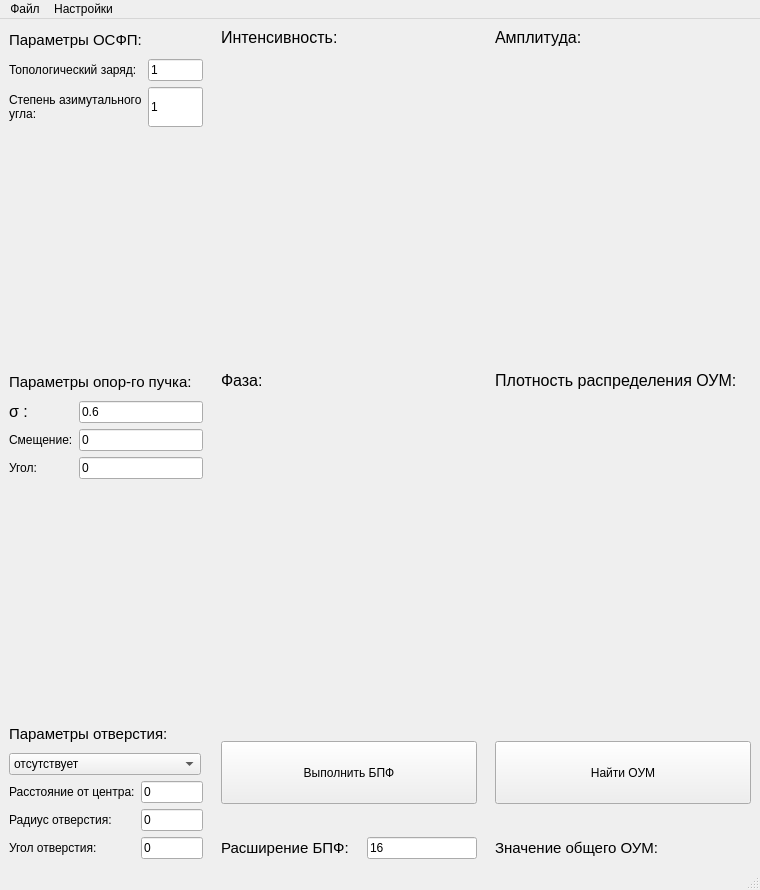
Laufinsconsca/vortex-processing, file mainwindow.ui: the form before one commit.
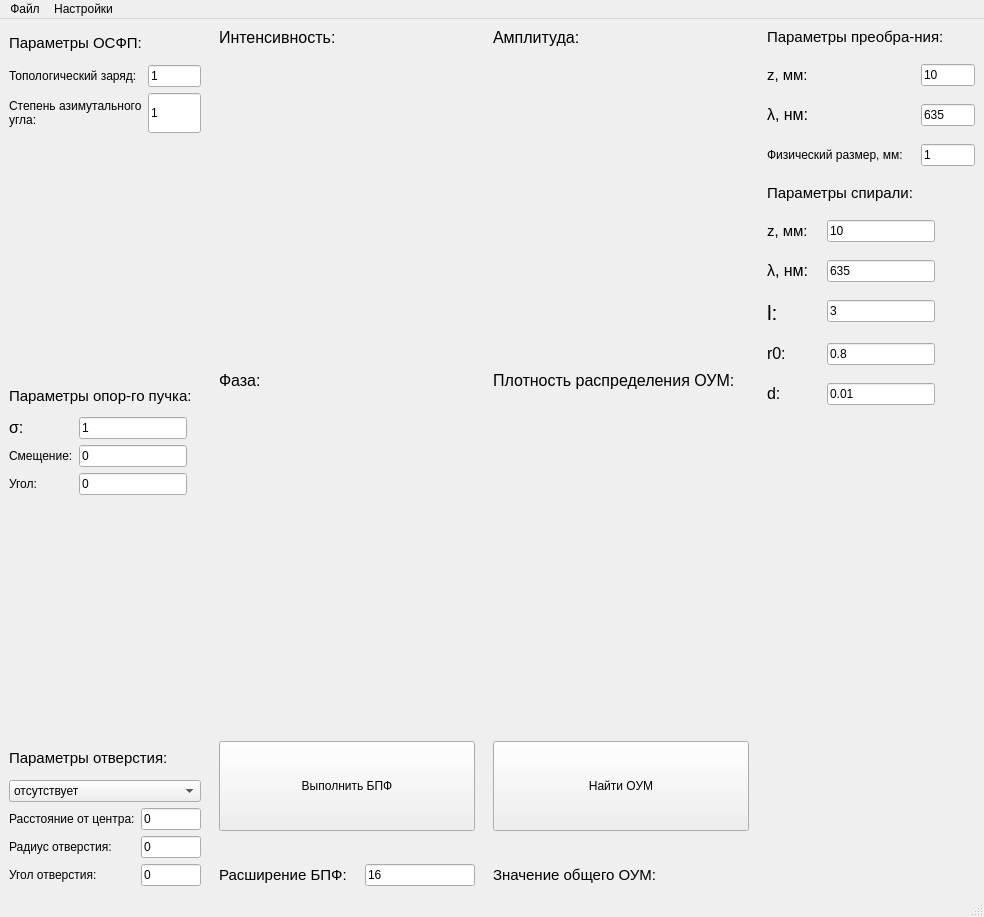
The form after the commit. Icons and pictures are not drawn.

The edit to the form file:
```diff
--- a/mainwindow.ui
+++ b/mainwindow.ui
@@ -6,20 +6,26 @@
    <rect>
     <x>0</x>
     <y>0</y>
-    <width>760</width>
-    <height>890</height>
+    <width>984</width>
+    <height>917</height>
    </rect>
   </property>
+  <property name="sizePolicy">
+   <sizepolicy hsizetype="Preferred" vsizetype="Preferred">
+    <horstretch>0</horstretch>
+    <verstretch>0</verstretch>
+   </sizepolicy>
+  </property>
   <property name="minimumSize">
    <size>
-    <width>760</width>
+    <width>984</width>
     <height>890</height>
    </size>
   </property>
   <property name="maximumSize">
    <size>
-    <width>760</width>
-    <height>890</height>
+    <width>984</width>
+    <height>917</height>
    </size>
   </property>
   <property name="windowTitle">
@@ -38,7 +44,7 @@
    <property name="autoFillBackground">
     <bool>false</bool>
    </property>
-   <layout class="QHBoxLayout" name="horizontalLayout" stretch="1,5">
+   <layout class="QHBoxLayout" name="horizontalLayout" stretch="1,5,0,0">
     <property name="spacing">
      <number>18</number>
     </property>
@@ -53,6 +59,9 @@
       <property name="spacing">
        <number>6</number>
       </property>
+      <property name="sizeConstraint">
+       <enum>QLayout::SetMinimumSize</enum>
+      </property>
       <property name="leftMargin">
        <number>0</number>
       </property>
@@ -64,6 +73,12 @@
           <verstretch>0</verstretch>
          </sizepolicy>
         </property>
+        <property name="minimumSize">
+         <size>
+          <width>192</width>
+          <height>0</height>
+         </size>
+        </property>
         <property name="maximumSize">
          <size>
           <width>192</width>
@@ -81,7 +96,7 @@
          <enum>QLayout::SetDefaultConstraint</enum>
         </property>
         <property name="fieldGrowthPolicy">
-         <enum>QFormLayout::AllNonFixedFieldsGrow</enum>
+         <enum>QFormLayout::FieldsStayAtSizeHint</enum>
         </property>
         <property name="rowWrapPolicy">
          <enum>QFormLayout::WrapLongRows</enum>
@@ -97,6 +112,12 @@
         </property>
         <item row="0" column="0">
          <widget class="QLabel" name="m_label">
+          <property name="sizePolicy">
+           <sizepolicy hsizetype="Preferred" vsizetype="Preferred">
+            <horstretch>0</horstretch>
+            <verstretch>0</verstretch>
+           </sizepolicy>
+          </property>
           <property name="text">
            <string>Топологический заряд:</string>
           </property>
@@ -112,7 +133,7 @@
           </property>
           <property name="maximumSize">
            <size>
-            <width>16777215</width>
+            <width>64</width>
             <height>16777215</height>
            </size>
           </property>
@@ -136,7 +157,7 @@
         <item row="1" column="0">
          <widget class="QLabel" name="fi_label">
           <property name="sizePolicy">
-           <sizepolicy hsizetype="Fixed" vsizetype="Preferred">
+           <sizepolicy hsizetype="Preferred" vsizetype="Preferred">
             <horstretch>0</horstretch>
             <verstretch>0</verstretch>
            </sizepolicy>
@@ -171,7 +192,7 @@
           </property>
           <property name="maximumSize">
            <size>
-            <width>16777215</width>
+            <width>64</width>
             <height>16777215</height>
            </size>
           </property>
@@ -234,6 +255,12 @@
       </item>
       <item>
        <widget class="QLabel" name="in_phase_color_scheme_label">
+        <property name="minimumSize">
+         <size>
+          <width>192</width>
+          <height>0</height>
+         </size>
+        </property>
         <property name="maximumSize">
          <size>
           <width>192</width>
@@ -253,6 +280,12 @@
           <verstretch>0</verstretch>
          </sizepolicy>
         </property>
+        <property name="minimumSize">
+         <size>
+          <width>192</width>
+          <height>0</height>
+         </size>
+        </property>
         <property name="maximumSize">
          <size>
           <width>192</width>
@@ -270,7 +303,7 @@
          <enum>QLayout::SetDefaultConstraint</enum>
         </property>
         <property name="fieldGrowthPolicy">
-         <enum>QFormLayout::AllNonFixedFieldsGrow</enum>
+         <enum>QFormLayout::FieldsStayAtSizeHint</enum>
         </property>
         <property name="rowWrapPolicy">
          <enum>QFormLayout::DontWrapRows</enum>
@@ -290,7 +323,7 @@
            </sizepolicy>
           </property>
           <property name="text">
-           <string>&lt;html&gt;&lt;head/&gt;&lt;body&gt;&lt;p&gt;&lt;span style=&quot; font-size:12pt;&quot;&gt;σ :&lt;/span&gt;&lt;/p&gt;&lt;/body&gt;&lt;/html&gt;</string>
+           <string>&lt;html&gt;&lt;head/&gt;&lt;body&gt;&lt;p&gt;&lt;span style=&quot; font-size:12pt;&quot;&gt;σ:&lt;/span&gt;&lt;/p&gt;&lt;/body&gt;&lt;/html&gt;</string>
           </property>
          </widget>
         </item>
@@ -309,7 +342,7 @@
            <string/>
           </property>
           <property name="text">
-           <string>0.6</string>
+           <string>1</string>
           </property>
          </widget>
         </item>
@@ -395,6 +428,12 @@
       </item>
       <item>
        <widget class="QLabel" name="in_amplitude_color_scheme_label">
+        <property name="minimumSize">
+         <size>
+          <width>192</width>
+          <height>0</height>
+         </size>
+        </property>
         <property name="maximumSize">
          <size>
           <width>192</width>
@@ -408,6 +447,12 @@
       </item>
       <item>
        <widget class="QLabel" name="hole_label">
+        <property name="minimumSize">
+         <size>
+          <width>192</width>
+          <height>0</height>
+         </size>
+        </property>
         <property name="maximumSize">
          <size>
           <width>192</width>
@@ -466,6 +511,12 @@
       </item>
       <item>
        <layout class="QFormLayout" name="formLayout_3">
+        <property name="sizeConstraint">
+         <enum>QLayout::SetDefaultConstraint</enum>
+        </property>
+        <property name="fieldGrowthPolicy">
+         <enum>QFormLayout::FieldsStayAtSizeHint</enum>
+        </property>
         <item row="0" column="0">
          <widget class="QLabel" name="r_d_label">
           <property name="text">
@@ -483,7 +534,7 @@
           </property>
           <property name="maximumSize">
            <size>
-            <width>16777215</width>
+            <width>70</width>
             <height>16777215</height>
            </size>
           </property>
@@ -512,7 +563,7 @@
           </property>
           <property name="maximumSize">
            <size>
-            <width>16777215</width>
+            <width>70</width>
             <height>16777215</height>
            </size>
           </property>
@@ -541,7 +592,7 @@
           </property>
           <property name="maximumSize">
            <size>
-            <width>16777215</width>
+            <width>70</width>
             <height>16777215</height>
            </size>
           </property>
@@ -559,15 +610,14 @@
     </item>
     <item>
      <layout class="QVBoxLayout" name="verticalLayout_2">
+      <property name="sizeConstraint">
+       <enum>QLayout::SetMinimumSize</enum>
+      </property>
       <item>
        <layout class="QGridLayout" name="gridLayout" rowstretch="0,0,0,0,0,0,0,0,0">
-        <item row="2" column="2">
-         <widget class="QLabel" name="out_amplitude_color_scheme_label">
-          <property name="text">
-           <string>&lt;html&gt;&lt;head/&gt;&lt;body&gt;&lt;p&gt;&lt;img src=&quot;:/scales/fire_256.bmp&quot;/&gt;&lt;/p&gt;&lt;/body&gt;&lt;/html&gt;</string>
-          </property>
-         </widget>
-        </item>
+        <property name="sizeConstraint">
+         <enum>QLayout::SetMinimumSize</enum>
+        </property>
         <item row="7" column="1">
          <spacer name="verticalSpacer_5">
           <property name="orientation">
@@ -874,6 +924,273 @@
       </item>
      </layout>
     </item>
+    <item>
+     <layout class="QVBoxLayout" name="verticalLayout_5">
+      <item>
+       <widget class="QLabel" name="label_3">
+        <property name="maximumSize">
+         <size>
+          <width>192</width>
+          <height>16777215</height>
+         </size>
+        </property>
+        <property name="text">
+         <string>&lt;html&gt;&lt;head/&gt;&lt;body&gt;&lt;p&gt;&lt;span style=&quot; font-size:11pt;&quot;&gt;Параметры преобра-ния:&lt;/span&gt;&lt;/p&gt;&lt;/body&gt;&lt;/html&gt;</string>
+        </property>
+       </widget>
+      </item>
+      <item>
+       <layout class="QFormLayout" name="formLayout_6">
+        <property name="fieldGrowthPolicy">
+         <enum>QFormLayout::FieldsStayAtSizeHint</enum>
+        </property>
+        <item row="0" column="0">
+         <widget class="QLabel" name="label_2">
+          <property name="text">
+           <string>&lt;html&gt;&lt;head/&gt;&lt;body&gt;&lt;p&gt;&lt;span style=&quot; font-size:11pt;&quot;&gt;z, мм:&lt;/span&gt;&lt;/p&gt;&lt;/body&gt;&lt;/html&gt;</string>
+          </property>
+         </widget>
+        </item>
+        <item row="0" column="1">
+         <widget class="QLineEdit" name="z_line">
+          <property name="maximumSize">
+           <size>
+            <width>115</width>
+            <height>16777215</height>
+           </size>
+          </property>
+          <property name="text">
+           <string>10</string>
+          </property>
+         </widget>
+        </item>
+        <item row="1" column="0">
+         <widget class="QLabel" name="label">
+          <property name="text">
+           <string>&lt;html&gt;&lt;head/&gt;&lt;body&gt;&lt;p&gt;&lt;span style=&quot; font-size:12pt;&quot;&gt;λ, нм:&lt;/span&gt;&lt;/p&gt;&lt;/body&gt;&lt;/html&gt;</string>
+          </property>
+         </widget>
+        </item>
+        <item row="1" column="1">
+         <widget class="QLineEdit" name="wavelength_line">
+          <property name="maximumSize">
+           <size>
+            <width>115</width>
+            <height>16777215</height>
+           </size>
+          </property>
+          <property name="text">
+           <string>635</string>
+          </property>
+         </widget>
+        </item>
+        <item row="2" column="0">
+         <widget class="QLabel" name="label_4">
+          <property name="text">
+           <string>Физический размер, мм:</string>
+          </property>
+          <property name="wordWrap">
+           <bool>true</bool>
+          </property>
+         </widget>
+        </item>
+        <item row="2" column="1">
+         <widget class="QLineEdit" name="ph_size_line">
+          <property name="maximumSize">
+           <size>
+            <width>115</width>
+            <height>16777215</height>
+           </size>
+          </property>
+          <property name="text">
+           <string>1</string>
+          </property>
+         </widget>
+        </item>
+       </layout>
+      </item>
+      <item>
+       <widget class="QLabel" name="label_5">
+        <property name="maximumSize">
+         <size>
+          <width>192</width>
+          <height>16777215</height>
+         </size>
+        </property>
+        <property name="text">
+         <string>&lt;html&gt;&lt;head/&gt;&lt;body&gt;&lt;p&gt;&lt;span style=&quot; font-size:11pt;&quot;&gt;Параметры спирали:&lt;/span&gt;&lt;/p&gt;&lt;/body&gt;&lt;/html&gt;</string>
+        </property>
+       </widget>
+      </item>
+      <item>
+       <layout class="QFormLayout" name="formLayout_8">
+        <property name="fieldGrowthPolicy">
+         <enum>QFormLayout::FieldsStayAtSizeHint</enum>
+        </property>
+        <item row="0" column="1">
+         <widget class="QLineEdit" name="spiral_z_line">
+          <property name="text">
+           <string>10</string>
+          </property>
+         </widget>
+        </item>
+        <item row="0" column="0">
+         <widget class="QLabel" name="label_6">
+          <property name="text">
+           <string>&lt;html&gt;&lt;head/&gt;&lt;body&gt;&lt;p&gt;&lt;span style=&quot; font-size:11pt;&quot;&gt;z, мм:&lt;/span&gt;&lt;/p&gt;&lt;/body&gt;&lt;/html&gt;</string>
+          </property>
+         </widget>
+        </item>
+        <item row="2" column="0">
+         <widget class="QLabel" name="label_7">
+          <property name="text">
+           <string>&lt;html&gt;&lt;head/&gt;&lt;body&gt;&lt;p&gt;&lt;span style=&quot; font-size:16pt;&quot;&gt;l:&lt;/span&gt;&lt;/p&gt;&lt;/body&gt;&lt;/html&gt;</string>
+          </property>
+         </widget>
+        </item>
+        <item row="2" column="1">
+         <widget class="QLineEdit" name="l_line">
+          <property name="text">
+           <string>3</string>
+          </property>
+         </widget>
+        </item>
+        <item row="1" column="1">
+         <widget class="QLineEdit" name="spiral_wavelength_line">
+          <property name="text">
+           <string>635</string>
+          </property>
+         </widget>
+        </item>
+        <item row="1" column="0">
+         <widget class="QLabel" name="label_8">
+          <property name="text">
+           <string>&lt;html&gt;&lt;head/&gt;&lt;body&gt;&lt;p&gt;&lt;span style=&quot; font-size:12pt;&quot;&gt;λ, нм:&lt;/span&gt;&lt;/p&gt;&lt;/body&gt;&lt;/html&gt;</string>
+          </property>
+         </widget>
+        </item>
+        <item row="3" column="1">
+         <widget class="QLineEdit" name="r0_line">
+          <property name="text">
+           <string>0.8</string>
+          </property>
+         </widget>
+        </item>
+        <item row="3" column="0">
+         <widget class="QLabel" name="label_9">
+          <property name="text">
+           <string>&lt;html&gt;&lt;head/&gt;&lt;body&gt;&lt;p&gt;&lt;span style=&quot; font-size:12pt;&quot;&gt;r0:&lt;/span&gt;&lt;/p&gt;&lt;/body&gt;&lt;/html&gt;</string>
+          </property>
+         </widget>
+        </item>
+        <item row="4" column="1">
+         <widget class="QLineEdit" name="spiral_thickness_line">
+          <property name="text">
+           <string>0.01</string>
+          </property>
+         </widget>
+        </item>
+        <item row="4" column="0">
+         <widget class="QLabel" name="label_10">
+          <property name="text">
+           <string>&lt;html&gt;&lt;head/&gt;&lt;body&gt;&lt;p&gt;&lt;span style=&quot; font-size:12pt;&quot;&gt;d:&lt;/span&gt;&lt;/p&gt;&lt;/body&gt;&lt;/html&gt;</string>
+          </property>
+         </widget>
+        </item>
+       </layout>
+      </item>
+      <item>
+       <widget class="QLabel" name="spiral_image">
+        <property name="minimumSize">
+         <size>
+          <width>192</width>
+          <height>192</height>
+         </size>
+        </property>
+        <property name="maximumSize">
+         <size>
+          <width>192</width>
+          <height>192</height>
+         </size>
+        </property>
+        <property name="text">
+         <string/>
+        </property>
+        <property name="scaledContents">
+         <bool>true</bool>
+        </property>
+       </widget>
+      </item>
+      <item>
+       <spacer name="verticalSpacer_6">
+        <property name="orientation">
+         <enum>Qt::Vertical</enum>
+        </property>
+        <property name="sizeType">
+         <enum>QSizePolicy::Fixed</enum>
+        </property>
+        <property name="sizeHint" stdset="0">
+         <size>
+          <width>192</width>
+          <height>7</height>
+         </size>
+        </property>
+       </spacer>
+      </item>
+      <item>
+       <widget class="QLabel" name="spiral_color_scheme_label">
+        <property name="minimumSize">
+         <size>
+          <width>192</width>
+          <height>0</height>
+         </size>
+        </property>
+        <property name="maximumSize">
+         <size>
+          <width>192</width>
+          <height>16777215</height>
+         </size>
+        </property>
+        <property name="text">
+         <string>&lt;html&gt;&lt;head/&gt;&lt;body&gt;&lt;p&gt;&lt;img src=&quot;:/scales/phase_scales/rainbow_1_192.bmp&quot;/&gt;&lt;/p&gt;&lt;/body&gt;&lt;/html&gt;</string>
+        </property>
+       </widget>
+      </item>
+      <item>
+       <widget class="QLabel" name="phase_type_label">
+        <property name="text">
+         <string/>
+        </property>
+       </widget>
+      </item>
+      <item>
+       <spacer name="verticalSpacer_3">
+        <property name="orientation">
+         <enum>Qt::Vertical</enum>
+        </property>
+        <property name="sizeHint" stdset="0">
+         <size>
+          <width>20</width>
+          <height>40</height>
+         </size>
+        </property>
+       </spacer>
+      </item>
+     </layout>
+    </item>
+    <item>
+     <spacer name="horizontalSpacer">
+      <property name="orientation">
+       <enum>Qt::Horizontal</enum>
+      </property>
+      <property name="sizeHint" stdset="0">
+       <size>
+        <width>40</width>
+        <height>20</height>
+       </size>
+      </property>
+     </spacer>
+    </item>
    </layout>
   </widget>
   <widget class="QMenuBar" name="menubar">
@@ -881,7 +1198,7 @@
     <rect>
      <x>0</x>
      <y>0</y>
-     <width>760</width>
+     <width>984</width>
      <height>21</height>
     </rect>
    </property>
```
Left out of the diff: 315 changed lines with no effect on the pictures.
